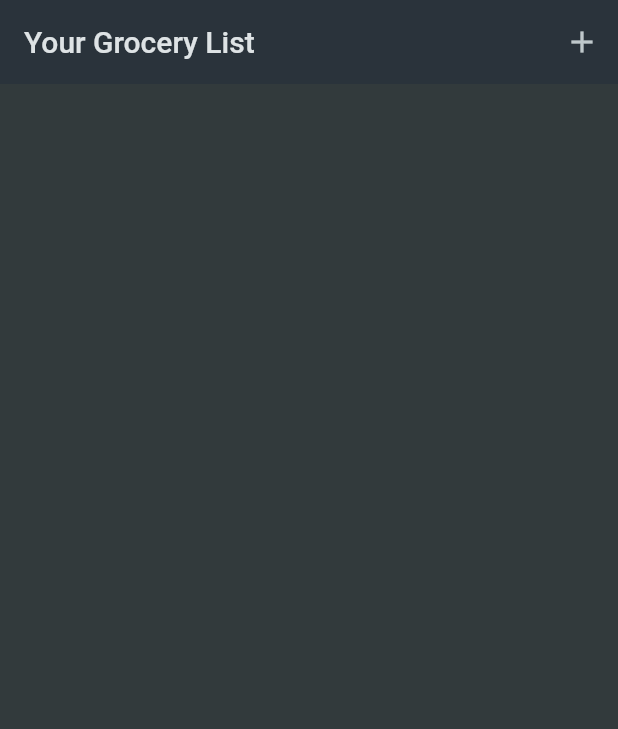
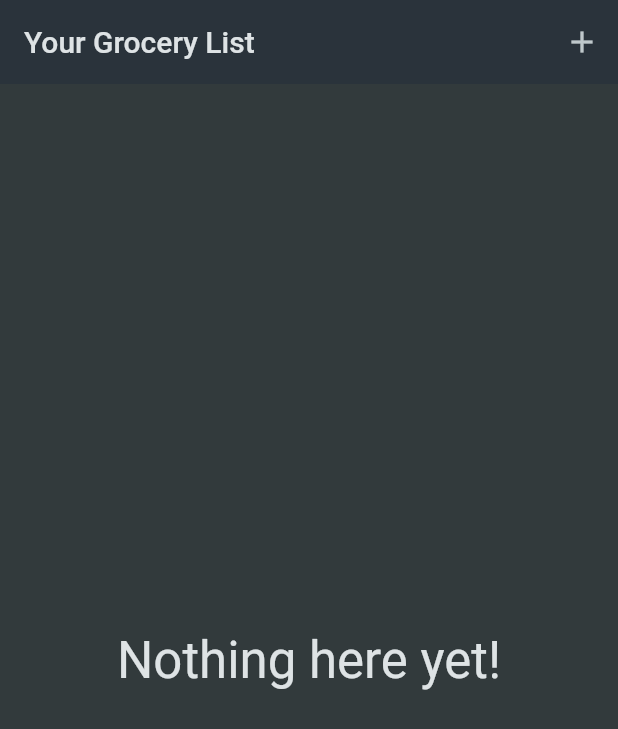
Before and after one commit to DelgaMatt/Shopping-List, a Flutter app: the screen it shows after launch, on a phone screen of 412 x 824 dp. Shown: the top 729 px of the screen. Run offline on Flutter 3.47's test engine with Material 2 defaults, Android fonts, the phone set to English and light mode, and no system bars.

Commit message:
Added fallback text to grocerylist

```diff
--- a/lib/widgets/grocery_list.dart
+++ b/lib/widgets/grocery_list.dart
@@ -25,20 +25,29 @@ class _GroceryListState extends State<GroceryList> {
       return;
     }
 
-    setState(() { //setting state because now we want to use this new item in our ui, so we want to call the build method again
+    setState(() {
+      //setting state because now we want to use this new item in our ui, so we want to call the build method again
       _groceryItems.add(newItem);
     });
-
   }
 
   @override
   Widget build(BuildContext context) {
-    return Scaffold(
-      appBar: AppBar(
-        title: const Text('Your Grocery List'),
-        actions: [IconButton(onPressed: _addItem, icon: const Icon(Icons.add))],
+    Widget content = Center(
+      child: Column(
+        mainAxisSize: MainAxisSize.min,
+        children: [
+          Text('Nothing here yet!',
+              style: Theme.of(context)
+                  .textTheme
+                  .headlineMedium!
+                  .copyWith(color: Theme.of(context).colorScheme.onBackground)),
+        ],
       ),
-      body: ListView.builder(
+    );
+
+    if (_groceryItems.isNotEmpty) {
+      content = ListView.builder(
         itemCount: _groceryItems.length,
         itemBuilder: (ctx, index) => ListTile(
           title: Text(_groceryItems[index].name),
@@ -51,7 +60,15 @@ class _GroceryListState extends State<GroceryList> {
             _groceryItems[index].quantity.toString(),
           ),
         ),
+      );
+    }
+
+    return Scaffold(
+      appBar: AppBar(
+        title: const Text('Your Grocery List'),
+        actions: [IconButton(onPressed: _addItem, icon: const Icon(Icons.add))],
       ),
+      body: content
     );
   }
 }
```
